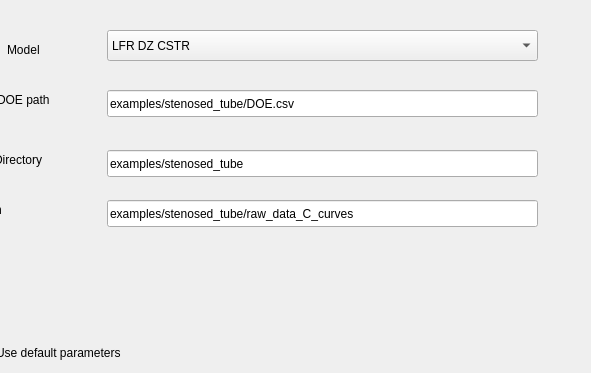
Above: src/transonic/Windows/ConfigSettings.ui from matmulmiller/TRANSONIC before the change; both pictures show x 103 to 694 and y 0 to 373 of the 694 by 610 pixel window. Below: the same form after it.
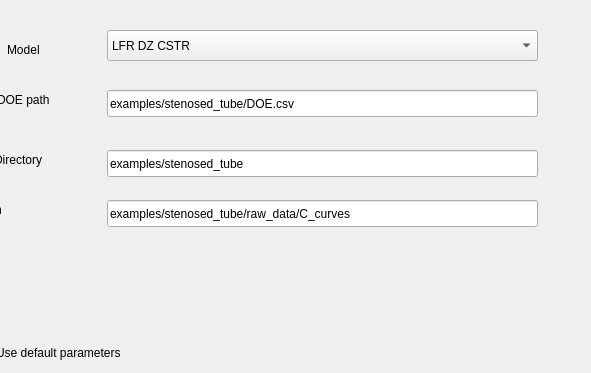
That is the form after the change.

Commit message: Fixed hard coding of config path. Also actually creates and saves a config file now. Also moved tmp into working directory instead of topmost transonic directory. Lastly, this probably needs some further future proofing to make sure that users can pass custom config files in gui mode. Right now, they can just edit the one created in tmp if they really want to.

```diff
--- a/src/transonic/Windows/ConfigSettings.ui
+++ b/src/transonic/Windows/ConfigSettings.ui
@@ -142,7 +142,7 @@
     </rect>
    </property>
    <property name="text">
-    <string>examples/stenosed_tube/raw_data_C_curves</string>
+    <string>examples/stenosed_tube/raw_data/C_curves</string>
    </property>
   </widget>
   <widget class="QLabel" name="label_4">
```
The commit also changes 1 other file.
